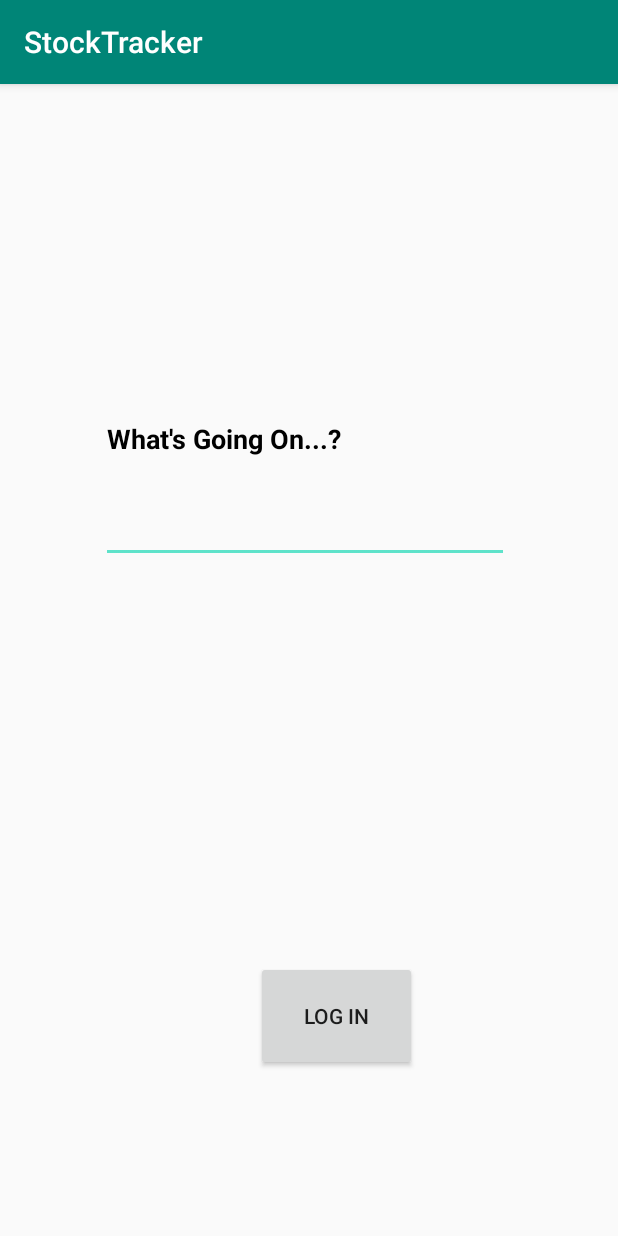
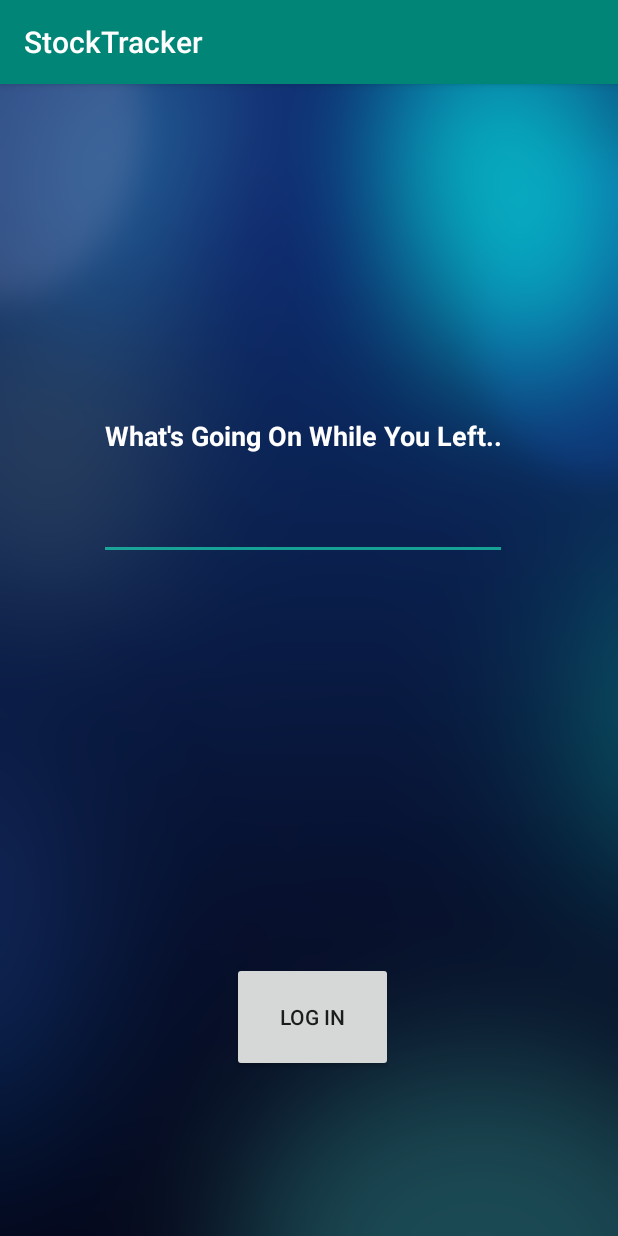
Before and after one commit to qianfut2/StockTracker, an Android app: the screen it shows after launch (MainActivity), on a phone screen of 412 x 824 dp. Run offline under Robolectric (Android 15) with nearby library versions, the phone set to English and light mode, and no system bars.

Commit message:
first commit

```diff
--- a/app/src/main/java/com/example/daniel/stocktracker/MainActivity.java
+++ b/app/src/main/java/com/example/daniel/stocktracker/MainActivity.java
@@ -5,6 +5,7 @@ import android.os.Bundle;
 import android.view.View;
 import android.widget.Button;
 import android.content.Intent;
+/**import org.json.simple.JSONObject*/
 
 public class MainActivity extends AppCompatActivity {
     private Button button;
@@ -26,5 +27,22 @@ public class MainActivity extends AppCompatActivity {
         Intent intent = new Intent(this, MenuPage.class);
         startActivity(intent);
     }
+    /**
+    JsonObjectRequest jsonObjectRequest = new JsonObjectRequest(
+            Request.Method.GET,
+            "",
+            null,
+            new Response.Listener<JSONObject>() {
+                @Override
+                public void onResponse(final JSONObject response) {
+                    Log.d(TAG, response.toString());
+                }
+            }, new Response.ErrorListener() {
+        @Override
+        public void onErrorResponse(final VolleyError error) {
+            Log.w(TAG, error.toString());
+        }
+    });
+     */
 
 }
--- a/app/src/main/res/layout/activity_main.xml
+++ b/app/src/main/res/layout/activity_main.xml
@@ -13,21 +13,21 @@
         android:layout_alignParentEnd="true"
         android:layout_alignParentRight="true"
         android:layout_alignParentBottom="true"
-        android:layout_marginEnd="134dp"
-        android:layout_marginRight="134dp"
-        android:layout_marginBottom="110dp"
+        android:layout_marginEnd="150dp"
+        android:layout_marginRight="150dp"
+        android:layout_marginBottom="109dp"
         android:autoLink="web"
         android:text="Log in"
         tools:layout_editor_absoluteX="139dp"
         tools:layout_editor_absoluteY="378dp" />
 
     <ImageView
-        android:id="@+id/imageView7"
+        android:id="@+id/imageView8"
         android:layout_width="wrap_content"
         android:layout_height="wrap_content"
-        android:layout_alignParentStart="true"
-        android:layout_alignParentTop="true"
-        tools:srcCompat="@tools:sample/avatars" />
+        android:background="@drawable/andriod"
+        android:scaleType="fitXY"
+        tools:srcCompat="@tools:sample/backgrounds/scenic[]" />
 
     <EditText
         android:id="@+id/editText"
@@ -36,20 +36,20 @@
         android:layout_alignParentStart="true"
         android:layout_alignParentLeft="true"
         android:layout_alignParentTop="true"
-        android:layout_marginStart="67dp"
-        android:layout_marginLeft="67dp"
-        android:layout_marginTop="154dp"
+        android:layout_marginStart="66dp"
+        android:layout_marginLeft="66dp"
+        android:layout_marginTop="152dp"
         android:ems="10"
         android:fadingEdge="horizontal"
         android:inputType="textPersonName"
-        android:text="What's Going On...?"
+        android:text="What's Going On While You Left..."
         android:textAllCaps="false"
-        android:textColor="@android:color/black"
+        android:textColor="@android:color/white"
         android:textColorLink="@color/colorAccent"
         android:textStyle="bold"
         android:visibility="visible"
         tools:layout_editor_absoluteX="56dp"
         tools:layout_editor_absoluteY="158dp"
-        tools:textSize="30sp" />
+        tools:textSize="70sp" />
 
 </RelativeLayout>
```
Also changed, not shown: app/src/main/res/layout/activity_menu_page.xml (+22 -2 lines).
